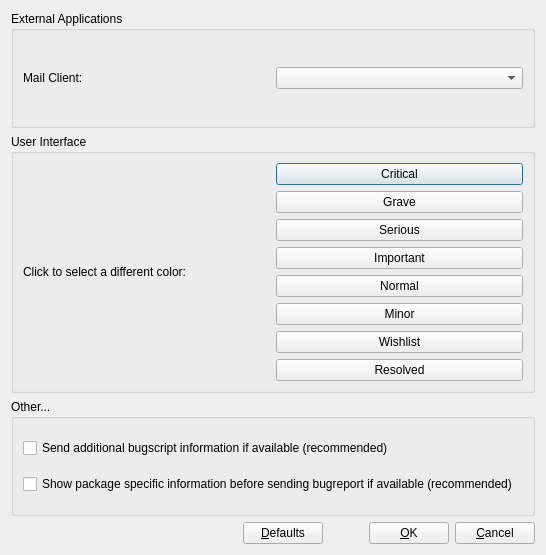
This is src/ui/settings.ui in venthur/reportbug-ng as Qt 5 draws it before an edit. The edited form follows.
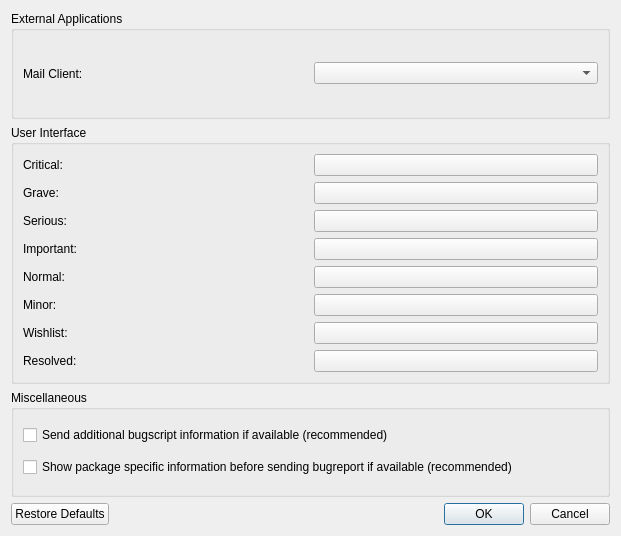
This is the edited form.

The edit to the form file:
```diff
--- a/src/ui/settings.ui
+++ b/src/ui/settings.ui
@@ -5,14 +5,14 @@
    <rect>
     <x>0</x>
     <y>0</y>
-    <width>546</width>
-    <height>555</height>
+    <width>621</width>
+    <height>536</height>
    </rect>
   </property>
   <property name="windowTitle" >
    <string>Settings</string>
   </property>
-  <layout class="QVBoxLayout" name="verticalLayout_3" >
+  <layout class="QVBoxLayout" name="verticalLayout" >
    <item>
     <widget class="QGroupBox" name="groupBox" >
      <property name="title" >
@@ -37,73 +37,118 @@
      <property name="title" >
       <string>User Interface</string>
      </property>
-     <layout class="QHBoxLayout" name="horizontalLayout_2" >
-      <item>
+     <layout class="QGridLayout" name="gridLayout" >
+      <item row="0" column="0" >
        <widget class="QLabel" name="label_2" >
         <property name="text" >
-         <string>Click to select a different color:</string>
+         <string>Critical:</string>
         </property>
        </widget>
       </item>
-      <item>
-       <layout class="QVBoxLayout" name="verticalLayout" >
-        <item>
+      <item row="0" column="1" >
          <widget class="QPushButton" name="pushButton_critical" >
           <property name="text" >
-           <string>Critical</string>
+         <string/>
           </property>
          </widget>
         </item>
-        <item>
+      <item row="1" column="0" >
+       <widget class="QLabel" name="label_3" >
+        <property name="text" >
+         <string>Grave:</string>
+        </property>
+       </widget>
+      </item>
+      <item row="1" column="1" >
          <widget class="QPushButton" name="pushButton_grave" >
           <property name="text" >
-           <string>Grave</string>
+         <string/>
           </property>
          </widget>
         </item>
-        <item>
+      <item row="2" column="0" >
+       <widget class="QLabel" name="label_4" >
+        <property name="text" >
+         <string>Serious:</string>
+        </property>
+       </widget>
+      </item>
+      <item row="2" column="1" >
          <widget class="QPushButton" name="pushButton_serious" >
           <property name="text" >
-           <string>Serious</string>
+         <string/>
           </property>
          </widget>
         </item>
-        <item>
+      <item row="3" column="0" >
+       <widget class="QLabel" name="label_5" >
+        <property name="text" >
+         <string>Important:</string>
+        </property>
+       </widget>
+      </item>
+      <item row="3" column="1" >
          <widget class="QPushButton" name="pushButton_important" >
           <property name="text" >
-           <string>Important</string>
+         <string/>
           </property>
          </widget>
         </item>
-        <item>
+      <item row="4" column="0" >
+       <widget class="QLabel" name="label_6" >
+        <property name="text" >
+         <string>Normal:</string>
+        </property>
+       </widget>
+      </item>
+      <item row="4" column="1" >
          <widget class="QPushButton" name="pushButton_normal" >
           <property name="text" >
-           <string>Normal</string>
+         <string/>
           </property>
          </widget>
         </item>
-        <item>
+      <item row="5" column="0" >
+       <widget class="QLabel" name="label_7" >
+        <property name="text" >
+         <string>Minor:</string>
+        </property>
+       </widget>
+      </item>
+      <item row="5" column="1" >
          <widget class="QPushButton" name="pushButton_minor" >
           <property name="text" >
-           <string>Minor</string>
+         <string/>
           </property>
          </widget>
         </item>
-        <item>
+      <item row="6" column="0" >
+       <widget class="QLabel" name="label_8" >
+        <property name="text" >
+         <string>Wishlist:</string>
+        </property>
+       </widget>
+      </item>
+      <item row="6" column="1" >
          <widget class="QPushButton" name="pushButton_wishlist" >
           <property name="text" >
-           <string>Wishlist</string>
+         <string/>
           </property>
          </widget>
         </item>
-        <item>
+      <item row="7" column="0" >
+       <widget class="QLabel" name="label_9" >
+        <property name="text" >
+         <string>Resolved:</string>
+        </property>
+       </widget>
+      </item>
+      <item row="7" column="1" >
          <widget class="QPushButton" name="pushButton_resolved" >
           <property name="text" >
-           <string>Resolved</string>
-          </property>
-         </widget>
-        </item>
-       </layout>
+         <string/>
+        </property>
+       </widget>
       </item>
      </layout>
     </widget>
@@ -111,7 +156,7 @@
    <item>
     <widget class="QGroupBox" name="groupBox_3" >
      <property name="title" >
-      <string>Other...</string>
+      <string>Miscellaneous</string>
      </property>
      <layout class="QVBoxLayout" name="verticalLayout_2" >
       <item>
@@ -132,58 +177,11 @@
     </widget>
    </item>
    <item>
-    <layout class="QHBoxLayout" name="horizontalLayout_3" >
-     <item>
-      <spacer name="horizontalSpacer_2" >
-       <property name="orientation" >
-        <enum>Qt::Horizontal</enum>
-       </property>
-       <property name="sizeHint" stdset="0" >
-        <size>
-         <width>40</width>
-         <height>20</height>
-        </size>
-       </property>
-      </spacer>
-     </item>
-     <item>
-      <widget class="QPushButton" name="pushButton_defaults" >
-       <property name="text" >
-        <string>&amp;Defaults</string>
-       </property>
-      </widget>
-     </item>
-     <item>
-      <spacer name="horizontalSpacer" >
-       <property name="orientation" >
-        <enum>Qt::Horizontal</enum>
-       </property>
-       <property name="sizeType" >
-        <enum>QSizePolicy::Minimum</enum>
-       </property>
-       <property name="sizeHint" stdset="0" >
-        <size>
-         <width>40</width>
-         <height>20</height>
-        </size>
-       </property>
-      </spacer>
-     </item>
-     <item>
-      <widget class="QPushButton" name="pushButton_ok" >
-       <property name="text" >
-        <string>&amp;OK</string>
-       </property>
-      </widget>
-     </item>
-     <item>
-      <widget class="QPushButton" name="pushButton_cancel" >
-       <property name="text" >
-        <string>&amp;Cancel</string>
-       </property>
-      </widget>
-     </item>
-    </layout>
+    <widget class="QDialogButtonBox" name="buttonBox" >
+     <property name="standardButtons" >
+      <set>QDialogButtonBox::Cancel|QDialogButtonBox::Ok|QDialogButtonBox::RestoreDefaults</set>
+     </property>
+    </widget>
    </item>
   </layout>
  </widget>
```
Left out of the diff: 35 changed lines with no effect on the pictures. Lines whose indentation alone changed are shown as unchanged.
